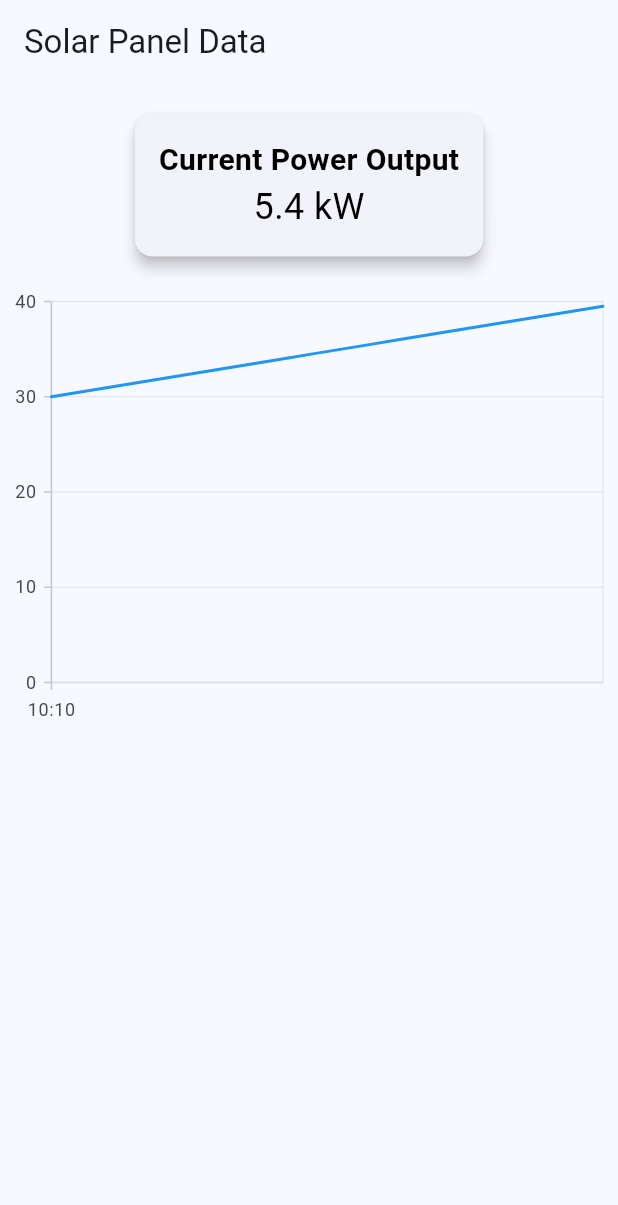
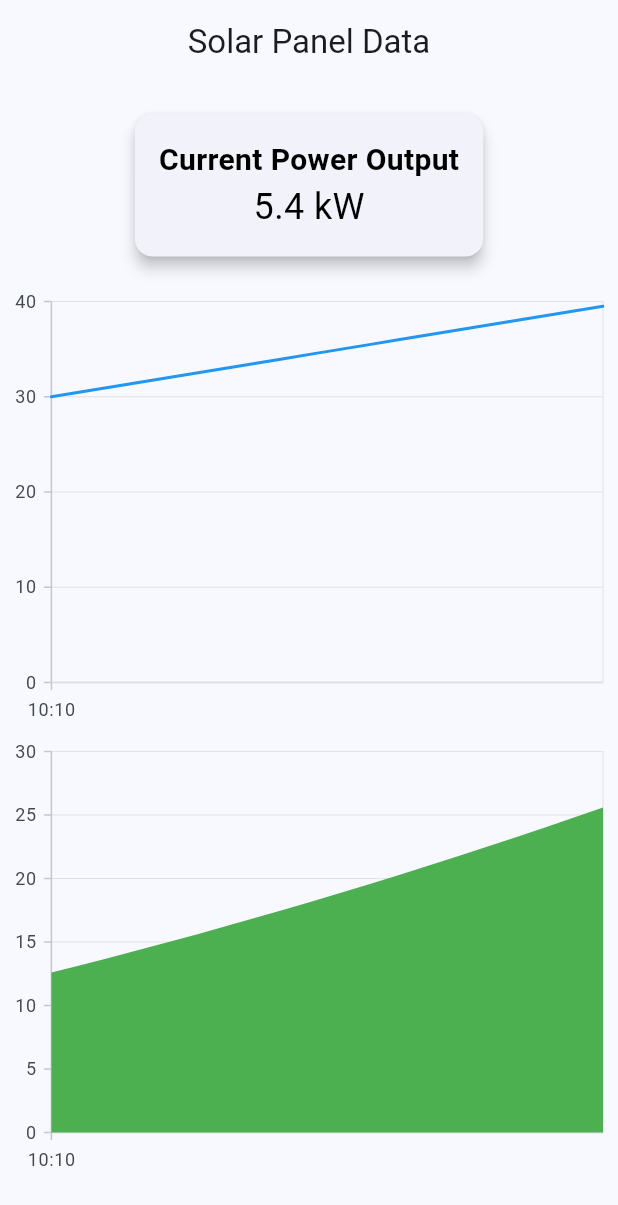
Before and after one commit to TechyMT/circuitSlingers-tataPowerHackathon, a Flutter app: the screen it shows after launch, on a phone screen of 412 x 824 dp. Shown: the top 1205 px of the screen. Run offline on Flutter 3.47's test engine with Material 2 defaults, Android fonts, the light colour scheme and no system bars; our stand-ins replace animated_splash_screen, get, syncfusion_flutter_charts, weather.

Commit message:
Savings Data Added

```diff
--- a/circuitslingers/lib/models/SolarData.dart
+++ b/circuitslingers/lib/models/SolarData.dart
@@ -5,6 +5,6 @@ class SolarData {
   final DateTime time;
   final double powerOutput;
   final double energyGenerated;
-
-  SolarData(this.time, this.powerOutput, this.energyGenerated);
+  final double savings;
+  SolarData(this.time, this.powerOutput, this.energyGenerated, this.savings);
 }
--- a/circuitslingers/lib/views/solarDataPanel.dart
+++ b/circuitslingers/lib/views/solarDataPanel.dart
@@ -25,8 +25,15 @@ class _SolarPanelScreenState extends State<SolarPanelScreen> {
       final DateTime time = now.subtract(Duration(minutes: count - i));
       final double powerOutput = 3.5 + (i / 10);
       final double energyGenerated = 30 + (i * 0.5);
+      double totalSavings = 0; // Initialize total savings
 
-      data.add(SolarData(time, powerOutput, energyGenerated));
+      final double unitPrice = 0.12;
+
+      final double savings = (energyGenerated * powerOutput) * unitPrice;
+
+      totalSavings += savings;
+
+      data.add(SolarData(time, powerOutput, energyGenerated, totalSavings));
     }
 
     return data;
@@ -37,6 +44,7 @@ class _SolarPanelScreenState extends State<SolarPanelScreen> {
     return Scaffold(
       appBar: AppBar(
         title: Text('Solar Panel Data'),
+        centerTitle: true,
       ),
       body: Column(
         children: [
@@ -77,6 +85,18 @@ class _SolarPanelScreenState extends State<SolarPanelScreen> {
               ),
             ],
           ),
+          SfCartesianChart(
+            primaryXAxis: DateTimeAxis(),
+            series: <StackedAreaSeries<SolarData, DateTime>>[
+              StackedAreaSeries<SolarData, DateTime>(
+                dataSource: data,
+                xValueMapper: (SolarData sales, _) => sales.time,
+                yValueMapper: (SolarData sales, _) => sales.savings,
+                color: Colors.green,
+                name: 'Savings',
+              ),
+            ],
+          ),
         ],
       ),
     );
```
